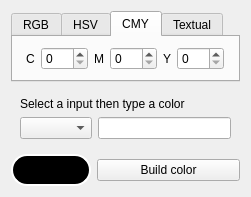
Above: src/widgets/colorselectors/builderselector/builderwidget.ui from KDE/kcoloredit before the change. Below: the same form after it.
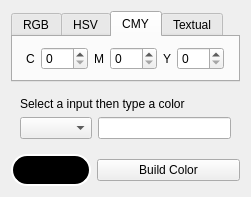
That is the form after the change. Custom widgets are drawn as their Qt base class.

```diff
--- a/src/widgets/colorselectors/builderselector/builderwidget.ui
+++ b/src/widgets/colorselectors/builderselector/builderwidget.ui
@@ -476,7 +476,7 @@
         </sizepolicy>
        </property>
        <property name="text">
-        <string>Build color</string>
+        <string>Build Color</string>
        </property>
       </widget>
      </item>
```
